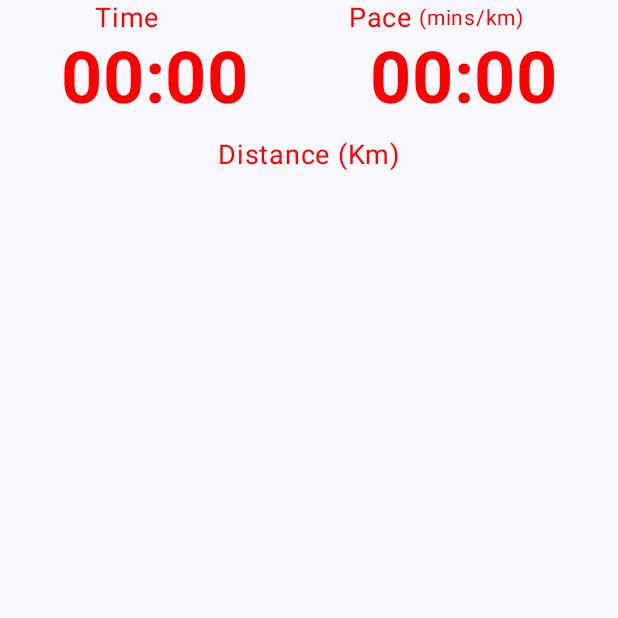
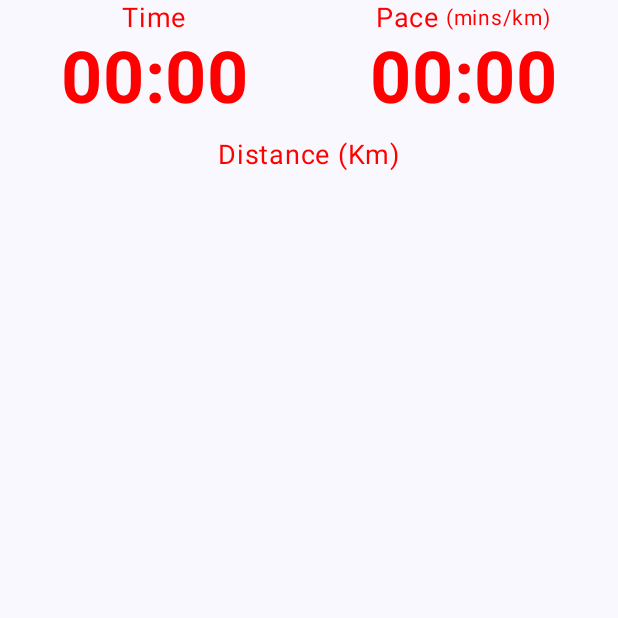
Before and after one commit to ohmzi/FitnessTracker, an Android app built with Jetpack Compose: the composable RunningStats shown on its own in the app's theme, on a phone screen of 412 x 824 dp, the top half of it. Run offline under Robolectric (Android 15) with nearby library versions, the phone set to English and light mode, and no system bars.

Commit message:
UI corrections
Signed-off-by: ohmz <omariqbal97@gmail.com>

```diff
--- a/app/src/main/java/com/ohmz/fitnessTracker/ui/screens/CardioTracker.kt
+++ b/app/src/main/java/com/ohmz/fitnessTracker/ui/screens/CardioTracker.kt
@@ -148,44 +148,61 @@ fun GoogleMap(hasLocationPermission: Boolean) {
     }
 }
 
-
 @Composable
 fun RunningStats() {
     Column(
         horizontalAlignment = Alignment.CenterHorizontally,
+        modifier = Modifier.fillMaxWidth()
     ) {
         Row(
-            Modifier.fillMaxWidth(), horizontalArrangement = Arrangement.SpaceAround
+            Modifier.fillMaxWidth(),
+            horizontalArrangement = Arrangement.SpaceEvenly
+        ) {
+            Column(
+                horizontalAlignment = Alignment.CenterHorizontally,
+                modifier = Modifier.weight(1f)
             ) {
                 Text(
                     "Time",
                     color = Color.Red,
                     fontSize = 18.sp,
                 )
+                Text(
+                    "00:00",
+                    color = Color.Red,
+                    fontSize = 48.sp,
+                    fontWeight = FontWeight.Bold
+                )
+            }
+
+            Column(
+                horizontalAlignment = Alignment.CenterHorizontally,
+                modifier = Modifier.weight(1f)
+            ) {
                 Row(
-                horizontalArrangement = Arrangement.spacedBy(4.dp),
-                verticalAlignment = Alignment.CenterVertically
+                    verticalAlignment = Alignment.CenterVertically,
+                    horizontalArrangement = Arrangement.Center
                 ) {
                     Text(
-                    "Pace", color = Color.Red, fontSize = 18.sp
+                        "Pace",
+                        color = Color.Red,
+                        fontSize = 18.sp
                     )
                     Text(
-                    "(mins/km)", color = Color.Red, fontSize = 14.sp
+                        " (mins/km)",
+                        color = Color.Red,
+                        fontSize = 14.sp
+                    )
+                }
+                Text(
+                    "00:00",
+                    color = Color.Red,
+                    fontSize = 48.sp,
+                    fontWeight = FontWeight.Bold
                 )
             }
         }
 
-        Row(
-            Modifier.fillMaxWidth(), horizontalArrangement = Arrangement.SpaceAround
-        ) {
-            Text(
-                "00:00", color = Color.Red, fontSize = 48.sp, fontWeight = FontWeight.Bold
-            )
-
-            Text(
-                "00:00", color = Color.Red, fontSize = 48.sp, fontWeight = FontWeight.Bold
-            )
-        }
         Text(
             "Distance (Km)",
             color = Color.Red,
```
Lines whose indentation alone changed are shown as unchanged.
